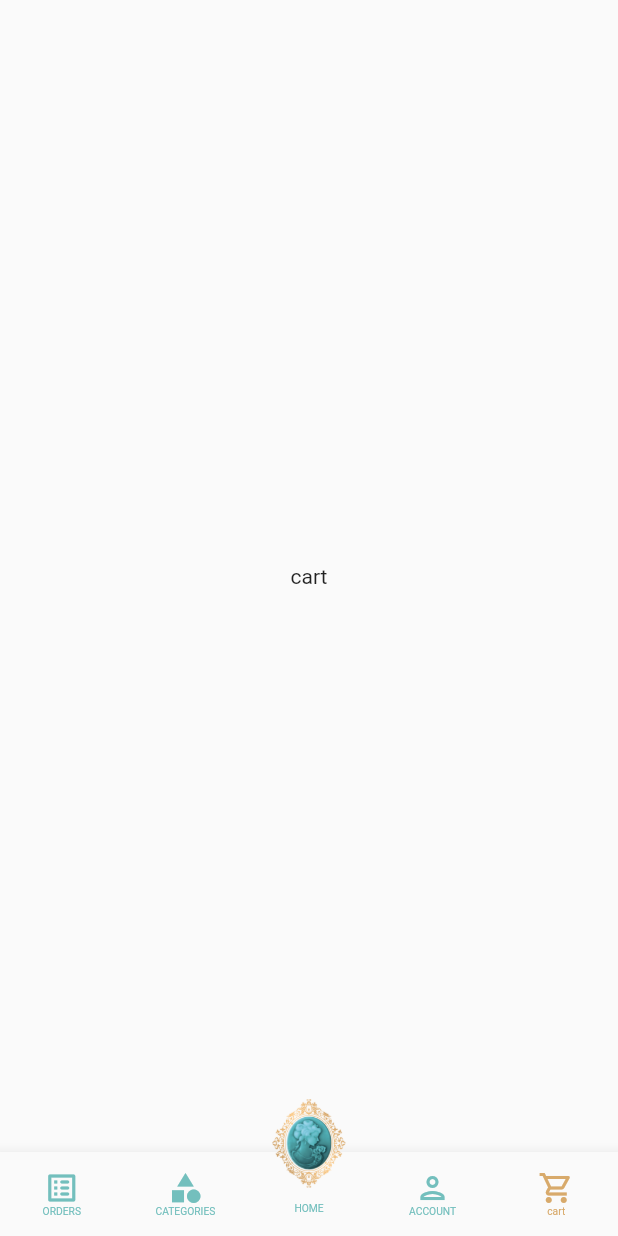
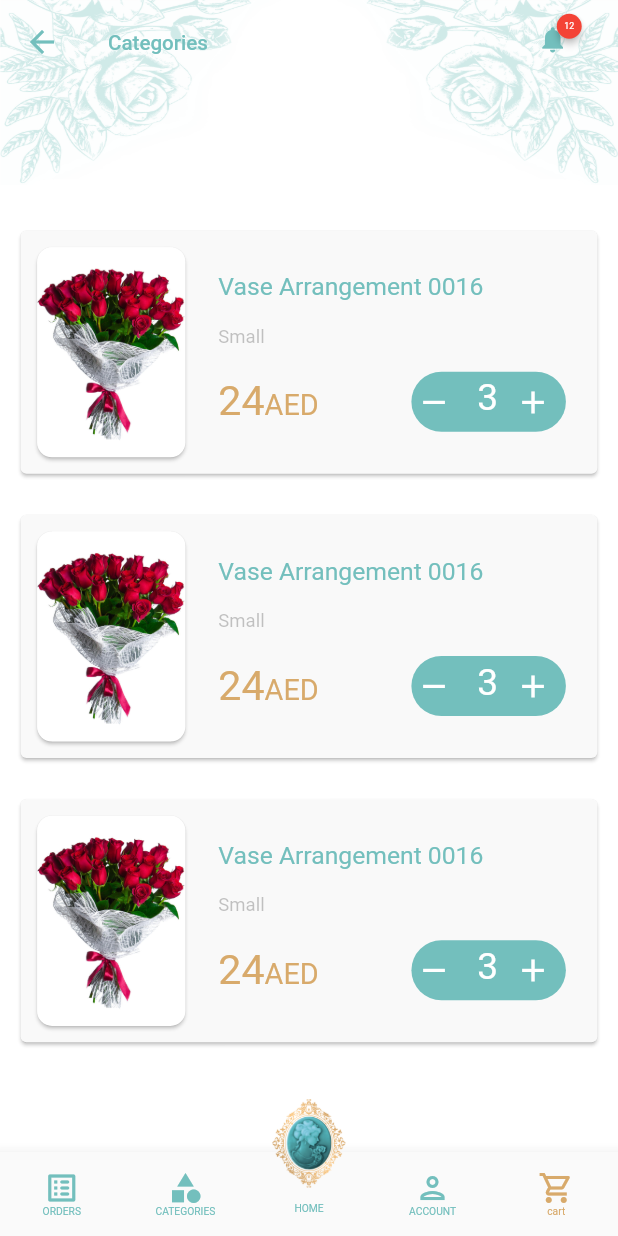
Before and after one commit to walidboulanouar/tiffany-flowers, a Flutter app: the screen it shows after launch, item 5 of the bottom bar chosen, on a phone screen of 412 x 824 dp. Run offline on Flutter 3.47's test engine with Material 2 defaults, Android fonts, the phone set to English and light mode, and no system bars; drawn by our look-alikes of badges; our stand-ins replace animated_toggle_switch, carousel_slider, dots_indicator, flutter_toggle_tab, sizer; Roboto replaces fonts that are missing (Lucida Calligraphy).

Commit message:
multiple screens added

```diff
--- a/lib/screens/CartScreen.dart
+++ b/lib/screens/CartScreen.dart
@@ -1,12 +1,35 @@
+import 'package:ecomerceapp/widgets/CartAppBar.dart';
+import 'package:ecomerceapp/widgets/CartCard.dart';
 import 'package:flutter/material.dart';
-import 'package:flutter/src/foundation/key.dart';
-import 'package:flutter/src/widgets/framework.dart';
+import 'package:sizer/sizer.dart';
+
+import '../widgets/OrderToggle.dart';
 
 class CartScreen extends StatelessWidget {
   const CartScreen({Key? key}) : super(key: key);
 
   @override
   Widget build(BuildContext context) {
-    return Center(child: Text("cart"),);
+    return Scaffold(
+      backgroundColor: Colors.white,
+      body: Column(
+        mainAxisSize: MainAxisSize.min,
+        children: [
+          CartAppBar(),
+          SizedBox(
+            height: 2.h,
+          ),
+          Container(
+            height: 70.h,
+            child: ListView.builder(
+                padding: EdgeInsets.all(0),
+                itemCount: 3,
+                itemBuilder: (_, index) {
+                  return CartCard();
+                }),
+          ),
+        ],
+      ),
+    );
   }
 }
--- a/lib/screens/CategoriesScreen.dart
+++ b/lib/screens/CategoriesScreen.dart
@@ -15,6 +15,9 @@ class CategoriesScreen extends StatelessWidget {
   @override
   Widget build(BuildContext context) {
     return Scaffold(
+      floatingActionButton: FloatingActionButton(
+        backgroundColor: Colors.green,
+        onPressed: (){},child: Icon(Icons.whatsapp,size: 35.sp,),),
       body: Column(
         mainAxisSize: MainAxisSize.min,
         children: [
--- /dev/null
+++ b/lib/widgets/CartAppBar.dart
@@ -0,0 +1,81 @@
+import 'package:badges/badges.dart';
+import 'package:flutter/material.dart';
+
+import 'package:sizer/sizer.dart';
+
+class CartAppBar
+ extends StatelessWidget {
+  const CartAppBar
+  ({Key? key}) : super(key: key);
+
+  @override
+  Widget build(BuildContext context) {
+    return  Container(
+      height: 15.h,
+      width: 100.w,
+      decoration: BoxDecoration(color: Colors.white),
+      child: Stack(
+        alignment: Alignment.topLeft,
+        children: [
+          Container(
+            // color: Colors.blue,
+            //  height: 15.h,
+            width: 100.w,
+            child: Image.asset(
+              'assets/images/appbarback.png',
+              fit: BoxFit.fill,
+            ),
+          ),
+          AppBar(
+            title: Text(
+
+              'Categories',
+              style: TextStyle(color: Color(0xff73BFBD),fontSize:10.sp),
+
+            ),
+            leading: IconButton(
+              icon: Icon(
+                Icons.arrow_back,
+                color: Color(0xff73BFBD),
+              ),
+              onPressed: () {},
+            ),
+            elevation: 0,
+            brightness: Brightness.light,
+            backgroundColor: Color.fromARGB(0, 250, 249, 249),
+            actions: [
+
+                SizedBox(width: 8.w,),
+
+                Badge(
+                  position: BadgePosition.topEnd(top: 9, end: -17),
+                  toAnimate: false,
+                  shape: BadgeShape.circle,
+                  badgeColor: Colors.red,
+                  borderRadius: BorderRadius.circular(8),
+                  badgeContent: Text(
+                    "12",
+                    style: TextStyle(color: Colors.white, fontSize: 4.3.sp),
+                  ),
+
+                      child: Container(
+                        margin: EdgeInsets.only(bottom:20),
+                        width:5.w,height:5.w,
+                        child: IconButton(
+                          icon:
+                              Icon(Icons.notifications,size: 15.sp,color: Color(0xff73BFBD)),
+                          onPressed: () {},
+                          color: Colors.white,
+                        ),
+                      ),
+
+
+                ),
+                SizedBox(width: 10.w,)
+            ],
+          )
+        ],
+      ),
+    );
+  }
+}
--- /dev/null
+++ b/lib/widgets/CartCard.dart
@@ -0,0 +1,116 @@
+import 'package:flutter/material.dart';
+import 'package:sizer/sizer.dart';
+
+class CartCard extends StatelessWidget {
+  CartCard({Key? key}) : super(key: key);
+
+  @override
+  Widget build(BuildContext context) {
+    return Card(
+      margin: EdgeInsets.all(10.sp),
+      color: Color(0xffF9F9F9),
+      child: Row(
+        children: [
+          Card(
+            semanticContainer: true,
+            clipBehavior: Clip.antiAliasWithSaveLayer,
+            child: Container(
+              height: 17.h,
+              width: 12.h,
+              child: Image.asset(
+                "assets/images/bouket.jpg",
+                fit: BoxFit.fill,
+              ),
+            ),
+            shape: RoundedRectangleBorder(
+              borderRadius: BorderRadius.circular(10.0),
+            ),
+            // elevation: 1,
+            margin: EdgeInsets.only(
+                left: 8.sp, right: 8.sp, bottom: 8.sp, top: 8.sp),
+          ),
+          Column(
+              mainAxisAlignment: MainAxisAlignment.start,
+              crossAxisAlignment: CrossAxisAlignment.start,
+              children: [
+                Padding(
+                  padding: EdgeInsets.only(left: 8.sp),
+                  child: Text(
+                    "Vase Arrangement 0016",
+                    style: TextStyle(fontSize: 12.sp, color: Color(0xff73BFBD)),
+                  ),
+                ),
+                SizedBox(height: 2.h),
+                Padding(
+                  padding: EdgeInsets.only(left: 8.sp),
+                  child: Text("Small",
+                      style: TextStyle(
+                          fontSize: 9.sp,
+                          color: Color.fromARGB(86, 80, 80, 80))),
+                ),
+                SizedBox(height: 2.h),
+                Row(children: [
+                  Padding(
+                    padding:  EdgeInsets.only(left:8.sp),
+                    child: RichText(
+                      text: TextSpan(
+                          text: '24',
+                          style: TextStyle(
+                              fontSize: 20.sp, color: Color(0xffD8AA6B)),
+                          children: <TextSpan>[
+                            TextSpan(
+                              text: 'AED',
+                              style: TextStyle(
+                                  fontSize: 14.sp, color: Color(0xffD8AA6B)),
+                            ),
+                          ]),
+                    ),
+                  ),
+                  SizedBox(width: 15.w),
+                  Container(
+                    width: 25.w,
+                    padding: EdgeInsets.all(2.sp),
+                    decoration: BoxDecoration(
+                        borderRadius: BorderRadius.circular(100),
+                        color: Color(0xff73BFBD)),
+                    child: Row(
+                      children: [
+                        InkWell(
+                            onTap: () {},
+                            child: Icon(
+                              Icons.remove,
+                              color: Colors.white,
+                              size: 18.sp,
+                            )),
+                        Center(
+                          child: Container(
+                            // margin: EdgeInsets.symmetric(horizontal: 3),
+                            padding: EdgeInsets.only(
+                                bottom: 4.sp, left: 12.sp, right: 8.sp),
+                            decoration: BoxDecoration(
+                                borderRadius: BorderRadius.circular(3),
+                                color: Color(0xff73BFBD)),
+                            child: Text(
+                              '3',
+                              style: TextStyle(
+                                  color: Colors.white, fontSize: 18.sp),
+                            ),
+                          ),
+                        ),
+                        InkWell(
+                            onTap: () {},
+                            child: Icon(
+                              Icons.add,
+                              color: Colors.white,
+                              size: 18.sp,
+                            )),
+                      ],
+                    ),
+                  ),
+                ]),
+              ]),
+        ],
+      ),
+    );
+  }
+}
--- a/pubspec.yaml
+++ b/pubspec.yaml
@@ -41,6 +41,8 @@ dependencies:
   persistent_bottom_nav_bar: ^4.0.2
   convex_bottom_bar: ^3.0.0
   animated_bottom_navigation_bar: ^1.0.1
+  animated_toggle_switch: ^0.5.2
+  flutter_toggle_tab: ^1.2.0
   # flutter_multi_carousel: ^1.0.3
 
 
```
Also changed, not shown: lib/screens/OrdersScreen.dart (+18 -1 lines), lib/widgets/ImageCard.dart (+1 -6 lines), lib/widgets/OrderAppBar.dart (added, +50 -0 lines), lib/widgets/OrderCard.dart (added, +73 -0 lines), lib/widgets/OrderToggle.dart (added, +105 -0 lines), pubspec.lock.
